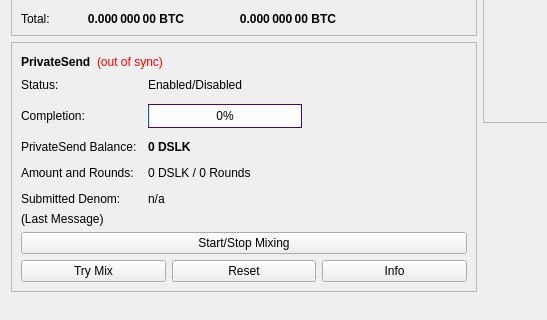
Above: src/qt/forms/overviewpage.ui from makmur8/Dynamic before the change; both pictures show x 0 to 547 and y 180 to 500 of the 960 by 585 pixel window. Below: the same form after it.
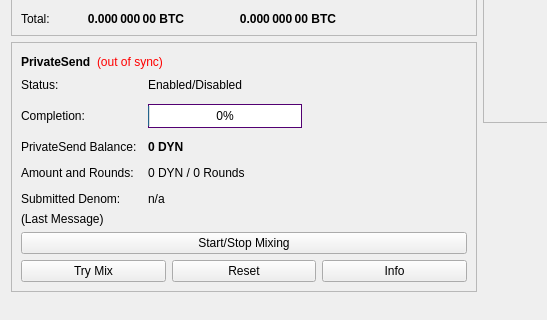
That is the form after the change.

```diff
--- a/src/qt/forms/overviewpage.ui
+++ b/src/qt/forms/overviewpage.ui
@@ -512,7 +512,7 @@
                </font>
               </property>
               <property name="text">
-               <string notr="true">0 DSLK</string>
+               <string notr="true">0 DYN</string>
               </property>
              </widget>
             </item>
@@ -526,7 +526,7 @@
             <item row="3" column="1">
              <widget class="QLabel" name="labelAmountRounds">
               <property name="text">
-               <string>0 DSLK / 0 Rounds</string>
+               <string>0 DYN / 0 Rounds</string>
               </property>
              </widget>
             </item>
```
Left out of the diff: 8 changed lines with no effect on the pictures.
